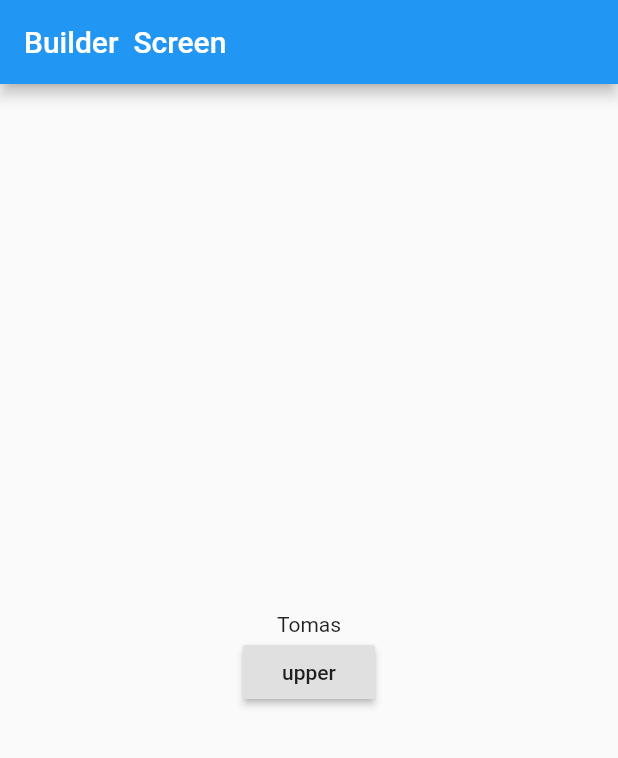
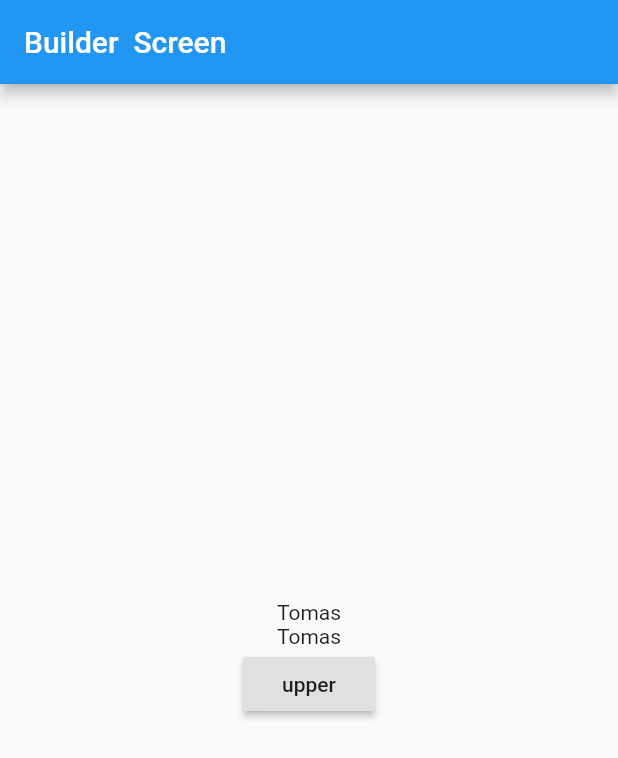
Before and after one commit to Abdalqader27/GetX-Tutorial, a Flutter app: the screen it shows after launch, on a phone screen of 412 x 824 dp. Shown: the top 758 px of the screen. Run offline on Flutter 3.47's test engine with Material 2 defaults, Android fonts, the phone set to English and light mode, and no system bars; our stand-ins replace get.

Commit message:
Controller  with  builder Getx

```diff
--- a/lib/Simple State Manager- GetBuilder/builder-screen.dart
+++ b/lib/Simple State Manager- GetBuilder/builder-screen.dart
@@ -1,11 +1,12 @@
 import 'package:flutter/material.dart';
 import 'package:get/get.dart';
-import 'package:getx_tutorial/getx-controller/my-controller.dart';
 
 import 'my-builder-controller.dart';
 
 // ignore: must_be_immutable
 class BuilderScreen extends StatelessWidget {
+  MyBuilderController myBuilderController = Get.put(MyBuilderController());
+
   @override
   Widget build(BuildContext context) {
     print("rebuild");
@@ -17,10 +18,25 @@ class BuilderScreen extends StatelessWidget {
           crossAxisAlignment: CrossAxisAlignment.center,
           children: [
             GetBuilder<MyBuilderController>(
-              init: MyBuilderController(),
+              init: myBuilderController,
+              id: "first",
+              dispose: (_) => myBuilderController.myDispose(),
               builder: (data) => Column(
                 children: [
                   Text(data.student.name.toString()),
+
+                  ///   you can replace this
+                  //   RaisedButton(child: Text("upper"), onPressed: () => data.toUpperCase())
+                ],
+              ),
+            ),
+            GetBuilder<MyBuilderController>(
+              init: myBuilderController,
+              dispose: (_) => myBuilderController.myDispose(),
+              builder: (data) => Column(
+                children: [
+                  Text(data.student.name.toString()),
+
                   ///   you can replace this
                   //   RaisedButton(child: Text("upper"), onPressed: () => data.toUpperCase())
                 ],
--- a/lib/Simple State Manager- GetBuilder/my-builder-controller.dart
+++ b/lib/Simple State Manager- GetBuilder/my-builder-controller.dart
@@ -4,7 +4,10 @@ import 'package:getx_tutorial/models/student.dart';
 class MyBuilderController extends GetxController {
   Student student = Student();
 
-  void toUpperCase() => {student.name.value = student.name.value.toUpperCase(),update()};
+  void toUpperCase() => {student.name.value = student.name.value.toUpperCase(),update(['first'])};
 
   void toLowerCase() => {student.name.value = student.name.value.toLowerCase(),update()};
+
+
+  void myDispose()=>print("has Stopped");
 }
```
